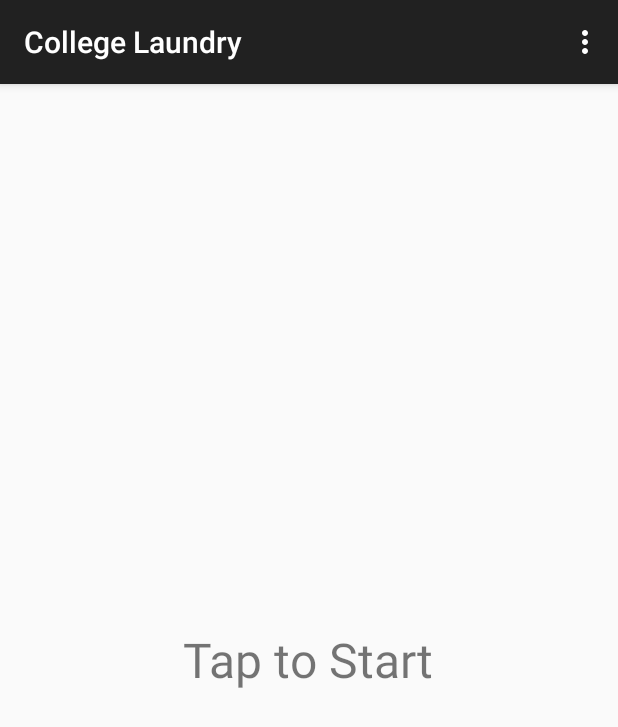
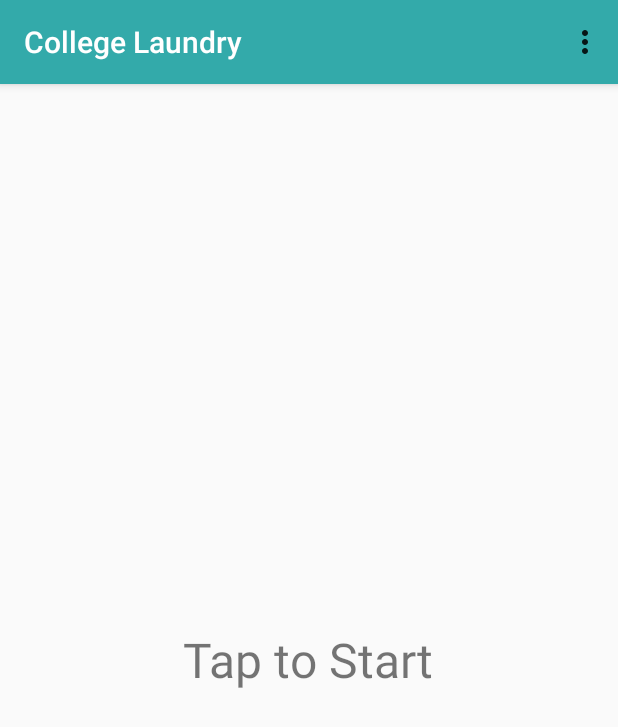
Before and after one commit to rc4web/cl-android, an Android app: the screen it shows after launch (MainActivity), on a phone screen of 412 x 824 dp. Shown: the top 727 px of the screen. Run offline under Robolectric (Android 15) with nearby library versions, the phone set to English and light mode, and no system bars; our stand-ins replace ButterKnife; libraries missing offline, so code that uses them is left out: net.danlew.android; 1 statement that could not run was skipped.

Commit message:
Added material design and changed actionbar to teal

```diff
--- a/app/src/main/AndroidManifest.xml
+++ b/app/src/main/AndroidManifest.xml
@@ -8,7 +8,7 @@
         android:icon="@mipmap/ic_launcher"
         tools:replace="android:icon"
         android:label="@string/app_name"
-        android:theme="@style/AppTheme"
+        android:theme="@style/RC4Theme"
         >
         <activity
             android:name=".MainActivity"
--- a/app/src/main/java/sg/rc4/collegelaundry/MainActivity.java
+++ b/app/src/main/java/sg/rc4/collegelaundry/MainActivity.java
@@ -1,9 +1,12 @@
 package sg.rc4.collegelaundry;
 
+import android.os.Build;
 import android.support.v7.app.AppCompatActivity;
 import android.os.Bundle;
 import android.view.Menu;
 import android.view.MenuItem;
+import android.view.Window;
+import android.view.WindowManager;
 
 import net.danlew.android.joda.JodaTimeAndroid;
 
@@ -14,6 +17,14 @@ public class MainActivity extends AppCompatActivity {
         super.onCreate(savedInstanceState);
         JodaTimeAndroid.init(this);
         setContentView(R.layout.activity_main);
+
+        //Material Design :)
+        if (Build.VERSION.SDK_INT >= Build.VERSION_CODES.KITKAT) {
+            Window window = this.getWindow();
+            window.clearFlags(WindowManager.LayoutParams.FLAG_TRANSLUCENT_STATUS);
+            window.addFlags(WindowManager.LayoutParams.FLAG_DRAWS_SYSTEM_BAR_BACKGROUNDS);
+            window.setStatusBarColor(this.getResources().getColor(R.color.statusbar_background));
+        }
     }
 
 
--- /dev/null
+++ b/app/src/main/res/values/colors.xml
@@ -0,0 +1,6 @@
+<?xml version="1.0" encoding="utf-8"?>
+<resources>
+    <color name="statusbar_background">#339999</color>
+    <color name="actionbar_background">#33aaaa</color>
+    <color name="actionbar_text">#ffffff</color>
+</resources>
--- a/app/src/main/res/values/styles.xml
+++ b/app/src/main/res/values/styles.xml
@@ -1,8 +1,42 @@
 <resources>
 
     <!-- Base application theme. -->
-    <style name="AppTheme" parent="Theme.AppCompat.Light.DarkActionBar">
-        <!-- Customize your theme here. -->
+    <style name="AppTheme" parent="Theme.AppCompat.Light">
+    </style>
+
+    <style name="RC4Theme"
+        parent="Theme.AppCompat.Light">
+        <item name="android:actionBarStyle">@style/MyActionBar</item>
+        <item name="android:actionBarTabTextStyle">@style/MyActionBarTabText</item>
+        <item name="android:actionMenuTextColor">@color/actionbar_text</item>
+
+        <!-- Support library compatibility -->
+        <item name="actionBarStyle">@style/MyActionBar</item>
+        <item name="actionBarTabTextStyle">@style/MyActionBarTabText</item>
+        <item name="actionMenuTextColor">@color/actionbar_text</item>
+    </style>
+
+    <!-- ActionBar styles -->
+    <style name="MyActionBar"
+        parent="@style/Widget.AppCompat.Light.ActionBar.Solid.Inverse" >
+        <item name="android:background">@color/actionbar_background</item>
+        <item name="android:titleTextStyle">@style/MyActionBarTitleText</item>
+
+        <!-- Support library compatibility -->
+        <item name="background">@color/actionbar_background</item>
+        <item name="titleTextStyle">@style/MyActionBarTitleText</item>
+    </style>
+
+    <!-- ActionBar title text -->
+    <style name="MyActionBarTitleText"
+        parent="@style/TextAppearance.AppCompat.Widget.ActionBar.Title">
+        <item name="android:textColor">@color/actionbar_text</item>
+    </style>
+
+    <!-- ActionBar tabs text -->
+    <style name="MyActionBarTabText"
+        parent="@style/Widget.AppCompat.ActionBar.TabText">
+        <item name="android:textColor">@color/actionbar_text</item>
     </style>
 
 </resources>
```
